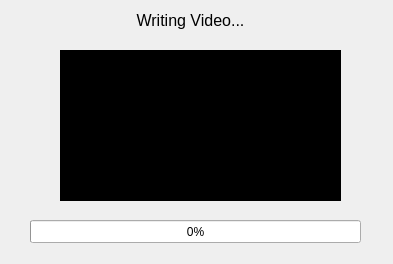
The window that waitdialog.ui (rakeeb-hossain/PEAT_V2) describes before a commit, drawn with Qt 5.
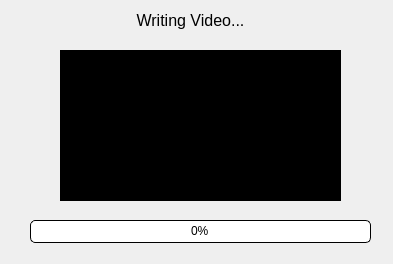
The same window after the commit.

The edit to the form file:
```diff
--- a/waitdialog.ui
+++ b/waitdialog.ui
@@ -43,10 +43,22 @@
     <rect>
      <x>30</x>
      <y>220</y>
-     <width>331</width>
+     <width>341</width>
      <height>23</height>
     </rect>
    </property>
+   <property name="styleSheet">
+    <string notr="true">QProgressBar {
+	text-align: center;
+	border: 1px solid black;
+    border-radius: 5px;
+}
+
+QProgressBar::chunk {
+    background-color:#083A75;
+}
+</string>
+   </property>
    <property name="value">
     <number>0</number>
    </property>
```
